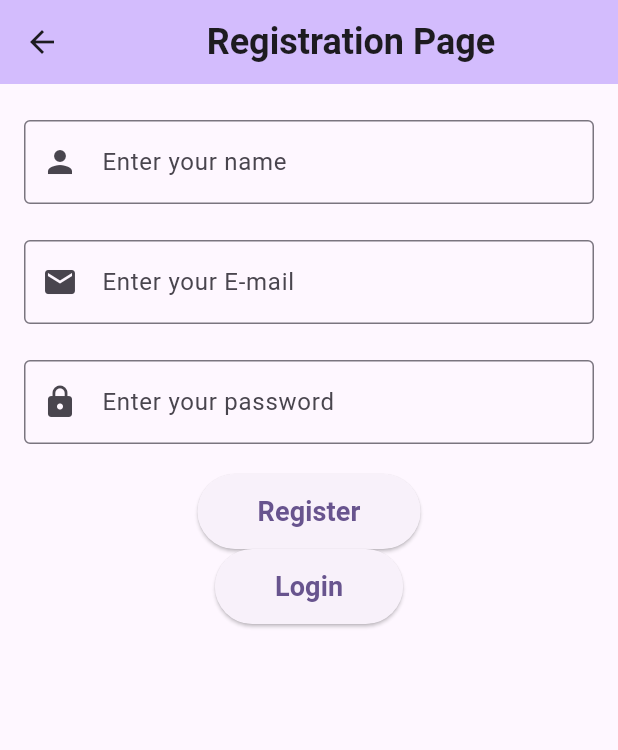
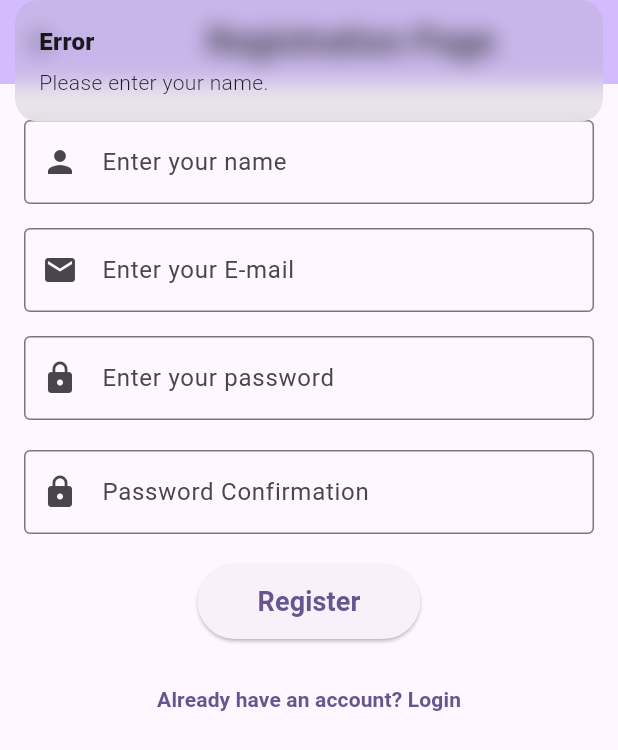
Before and after one commit to josephchamoun/flutter_internship_project, a Flutter app: the Registration screen opened by its route, after a tap on "Register", on a phone screen of 412 x 824 dp. Shown: the top 750 px of the screen. Run offline on Flutter 3.47's test engine with Material 3 defaults, Android fonts, the light colour scheme and no system bars; our stand-ins replace dio, get, pretty_dio_logger.

Commit message:
initial commit

```diff
--- a/lib/Controllers/RegistrationController.dart
+++ b/lib/Controllers/RegistrationController.dart
@@ -1,7 +1,74 @@
 import 'package:flutter/cupertino.dart';
 import 'package:get/get.dart';
-class RegistrationController extends GetxController{
+import 'package:internship_mobile_project/Core/ShowSuccessDialog.dart';
+
+import '../Core/Network/DioClient.dart';
+import '../Models/User.dart';
+
+class RegistrationController extends GetxController {
   TextEditingController email = TextEditingController();
   TextEditingController name = TextEditingController();
   TextEditingController password = TextEditingController();
+  TextEditingController password_confirmation = TextEditingController();
+
+  // This method handles the form submission
+  void submit() {
+    String nameValue = name.text.trim();
+    String emailValue = email.text.trim();
+    String passwordValue = password.text.trim();
+    String passwordConfirmationValue = password_confirmation.text.trim();
+
+    if (nameValue.isEmpty) {
+      Get.snackbar("Error", "Please enter your name.");
+    } else if (emailValue.isEmpty || !GetUtils.isEmail(emailValue)) {
+      Get.snackbar("Error", "Please enter a valid email.");
+    } else if (passwordValue.isEmpty) {
+      Get.snackbar("Error", "Please enter your password.");
+    } else if (passwordValue != passwordConfirmationValue) {
+      Get.snackbar("Error", "Passwords do not match.");
+    } else {
+
+
+      register();
+
+
+
+
+    }
+  }
+
+  @override
+  void onClose() {
+    // Dispose controllers when no longer needed
+    email.dispose();
+    name.dispose();
+    password.dispose();
+    password_confirmation.dispose();
+    super.onClose();
+  }
+void register() async
+  {
+     User user = User
+     (
+      name: name.text,
+      email: email.text,
+      password: password.text,
+       password_confirmation: password_confirmation.text
+     );
+    String requestBody = user.toJson();
+
+    var post = await Dioclient().getInstance().post('/register/apiregister', data: requestBody);
+
+
+    if(post.statusCode==200){
+      ShowSuccessDialog(Get.context!, "Success", "User Registered Successfully", () {});
+    }
+    else
+    {
+      ShowSuccessDialog(Get.context!, "Error", " User Registration Failed", () {});
+    }
+
+
+
+  }
 }
--- a/lib/Models/User.dart
+++ b/lib/Models/User.dart
@@ -1,12 +1,28 @@
+import 'dart:convert';
+
 class User{
   final String name;
   final String email;
   final String password;
-
+  final String password_confirmation;
 
   User({
     required this.name,
     required this.email,
-    required this.password
+    required this.password,
+    required this.password_confirmation
         });
+
+
+  Map <String, dynamic> toMap()
+  {
+    return
+        {
+          "name": name,
+          "email": email,
+          "password": password,
+          "password_confirmation": password_confirmation
+        };
+  }
+  String toJson() => json.encode(toMap());
 }
--- a/lib/Views/Login.dart
+++ b/lib/Views/Login.dart
@@ -58,6 +58,7 @@ class Login extends GetView<LoginController> {
                   ),
                   controller: controller.password,
                 ),
+
                 SizedBox(height: 20),
                 Center(
                   child: ElevatedButton(
--- a/lib/Views/RegistrationForm.dart
+++ b/lib/Views/RegistrationForm.dart
@@ -1,21 +1,18 @@
-
 import 'package:flutter/material.dart';
-import 'package:internship_mobile_project/Routes/AppRoute.dart';
 import 'package:get/get.dart';
-import 'package:get/get_core/src/get_main.dart';
-import 'package:get/get_state_manager/src/simple/get_view.dart';
-
 import '../Controllers/RegistrationController.dart';
 
+class Registration extends StatelessWidget {
+  final RegistrationController _registrationController = Get.put(RegistrationController());
 
-class Registration extends GetView<RegistrationController> {
   @override
   Widget build(BuildContext context) {
     return Scaffold(
       appBar: AppBar(
         backgroundColor: Theme.of(context).colorScheme.inversePrimary,
         title: Center(
-          child: Text("Registration Page",
+          child: Text(
+            "Registration Page",
             style: TextStyle(
               fontWeight: FontWeight.bold,
               fontSize: 24,
@@ -31,9 +28,9 @@ class Registration extends GetView<RegistrationController> {
               mainAxisAlignment: MainAxisAlignment.start,
               crossAxisAlignment: CrossAxisAlignment.start,
               children: <Widget>[
-
                 SizedBox(height: 8),
                 TextField(
+                  controller: _registrationController.name, // Link controller
                   decoration: InputDecoration(
                     labelText: 'Enter your name',
                     prefixIcon: Icon(Icons.person),
@@ -41,9 +38,8 @@ class Registration extends GetView<RegistrationController> {
                   ),
                 ),
                 SizedBox(height: 16),
-
-                SizedBox(height: 8),
                 TextField(
+                  controller: _registrationController.email, // Link controller
                   decoration: InputDecoration(
                     labelText: 'Enter your E-mail',
                     prefixIcon: Icon(Icons.email),
@@ -51,10 +47,8 @@ class Registration extends GetView<RegistrationController> {
                   ),
                 ),
                 SizedBox(height: 16),
-
-
-                SizedBox(height: 8),
                 TextField(
+                  controller: _registrationController.password, // Link controller
                   obscureText: true,
                   decoration: InputDecoration(
                     labelText: 'Enter your password',
@@ -63,9 +57,21 @@ class Registration extends GetView<RegistrationController> {
                   ),
                 ),
                 SizedBox(height: 20),
+                TextField(
+                  controller: _registrationController.password_confirmation, // Link controller
+                  obscureText: true,
+                  decoration: InputDecoration(
+                    labelText: 'Password Confirmation',
+                    prefixIcon: Icon(Icons.lock),
+                    border: OutlineInputBorder(),
+                  ),
+                ),
+                SizedBox(height: 20),
                 Center(
                   child: ElevatedButton(
-                    onPressed: () {},
+                    onPressed: () {
+                      _registrationController.submit();  // Call submit method
+                    },
                     child: Text(
                       'Register',
                       style: TextStyle(
@@ -74,7 +80,6 @@ class Registration extends GetView<RegistrationController> {
                       ),
                     ),
                     style: ElevatedButton.styleFrom(
-
                       padding: EdgeInsets.symmetric(horizontal: 40, vertical: 12),
                       shape: RoundedRectangleBorder(
                         borderRadius: BorderRadius.circular(30),
@@ -82,23 +87,18 @@ class Registration extends GetView<RegistrationController> {
                     ),
                   ),
                 ),
+                SizedBox(height: 16),
                 Center(
-                  child: ElevatedButton(
+                  child: TextButton(
                     onPressed: () {
-                      Get.toNamed(AppRoute.login);
+                      // Navigation to Login page
+                      Get.toNamed('/login');
                     },
                     child: Text(
-                      'Login',
+                      'Already have an account? Login',
                       style: TextStyle(
-                        fontSize: 18,
+                        fontSize: 14,
                         fontWeight: FontWeight.bold,
-                      ),
-                    ),
-                    style: ElevatedButton.styleFrom(
-
-                      padding: EdgeInsets.symmetric(horizontal: 40, vertical: 12),
-                      shape: RoundedRectangleBorder(
-                        borderRadius: BorderRadius.circular(30),
                       ),
                     ),
                   ),
@@ -107,7 +107,6 @@ class Registration extends GetView<RegistrationController> {
             ),
           ),
         ),
-
       ),
     );
   }
--- a/pubspec.yaml
+++ b/pubspec.yaml
@@ -36,6 +36,8 @@ dependencies:
   # The following adds the Cupertino Icons font to your application.
   # Use with the CupertinoIcons class for iOS style icons.
   cupertino_icons: ^1.0.8
+  dio: ^5.7.0
+  pretty_dio_logger: ^1.4.0
 
 dev_dependencies:
   flutter_test:
```
Also changed, not shown: lib/Core/Network/DioClient.dart (added, +28 -0 lines), lib/Core/ShowSuccessDialog.dart (added, +28 -0 lines), pubspec.lock.
